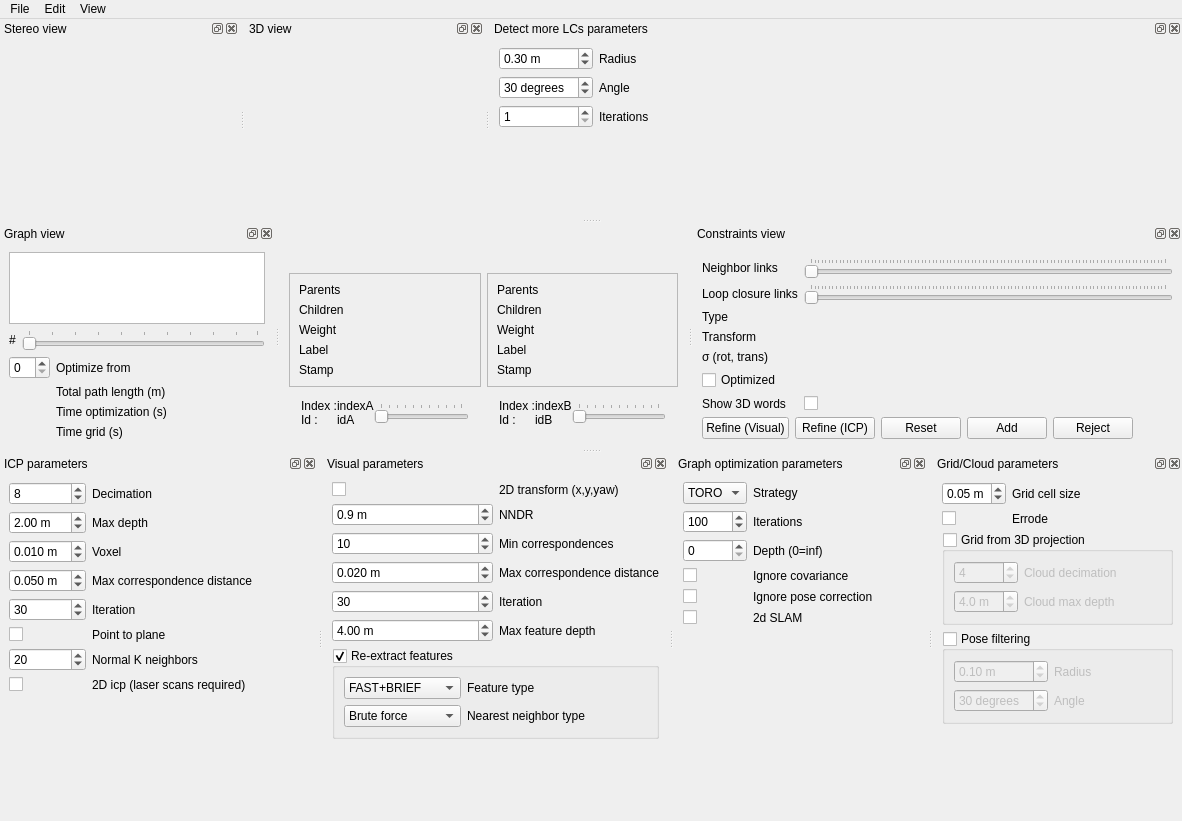
Above: guilib/src/ui/DatabaseViewer.ui from introlab/rtabmap before the change. Below: the same form after it.
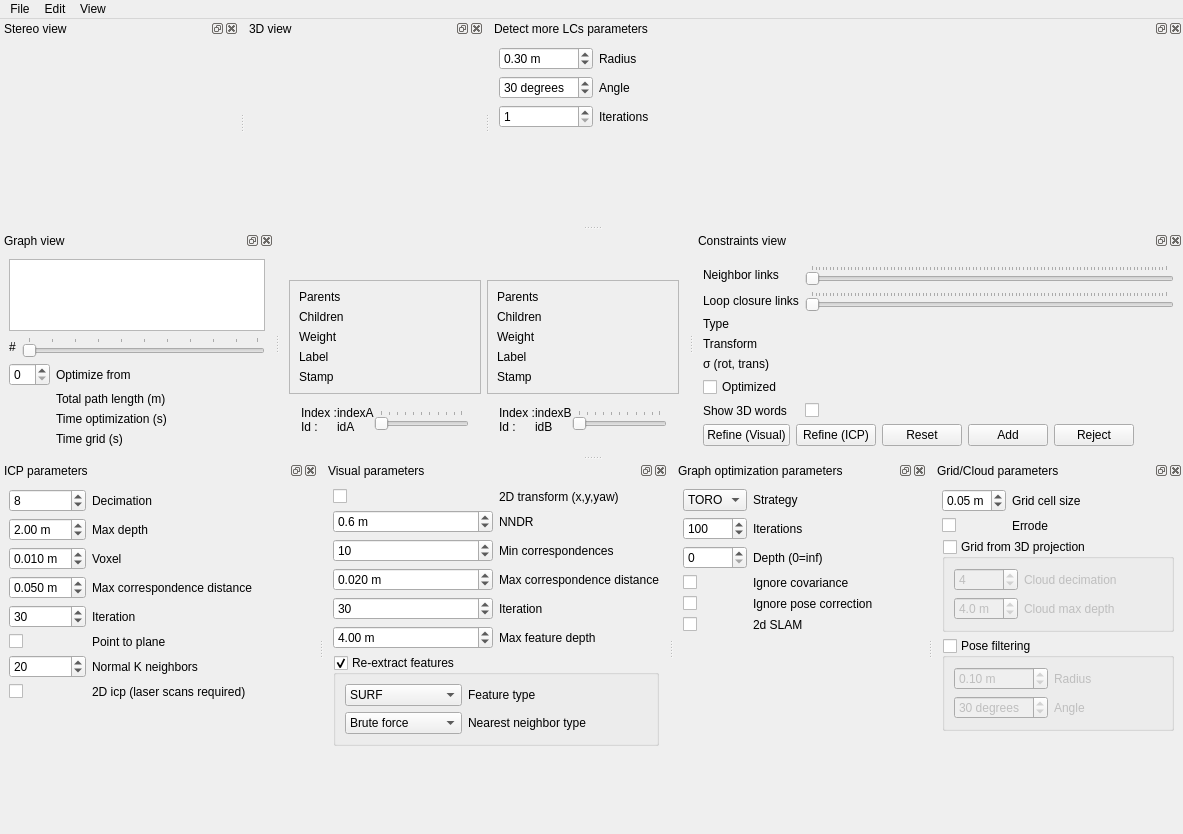
That is the form after the change. Custom widgets are drawn as their Qt base class.

Commit message: DatabaseViewer: fixed switched words after adding new loop closures

```diff
--- a/guilib/src/ui/DatabaseViewer.ui
+++ b/guilib/src/ui/DatabaseViewer.ui
@@ -6,8 +6,8 @@
    <rect>
     <x>0</x>
     <y>0</y>
-    <width>1182</width>
-    <height>821</height>
+    <width>1183</width>
+    <height>834</height>
    </rect>
   </property>
   <property name="windowTitle">
@@ -41,8 +41,8 @@
             <rect>
              <x>0</x>
              <y>0</y>
-             <width>153</width>
-             <height>127</height>
+             <width>154</width>
+             <height>136</height>
             </rect>
            </property>
            <layout class="QGridLayout" name="gridLayout" columnstretch="0,1">
@@ -197,7 +197,7 @@
              <x>0</x>
              <y>0</y>
              <width>152</width>
-             <height>127</height>
+             <height>136</height>
             </rect>
            </property>
            <layout class="QGridLayout" name="gridLayout_2" columnstretch="0,1">
@@ -339,8 +339,8 @@
     <rect>
      <x>0</x>
      <y>0</y>
-     <width>1182</width>
-     <height>25</height>
+     <width>1183</width>
+     <height>22</height>
     </rect>
    </property>
    <widget class="QMenu" name="menuFile">
@@ -955,7 +955,7 @@
           <double>0.100000000000000</double>
          </property>
          <property name="value">
-          <double>0.900000000000000</double>
+          <double>0.600000000000000</double>
          </property>
         </widget>
        </item>
@@ -1014,7 +1014,7 @@
         <item row="0" column="0">
          <widget class="QComboBox" name="comboBox_featureType">
           <property name="currentIndex">
-           <number>4</number>
+           <number>0</number>
           </property>
           <item>
            <property name="text">
```
The commit also changes 1 other file.
